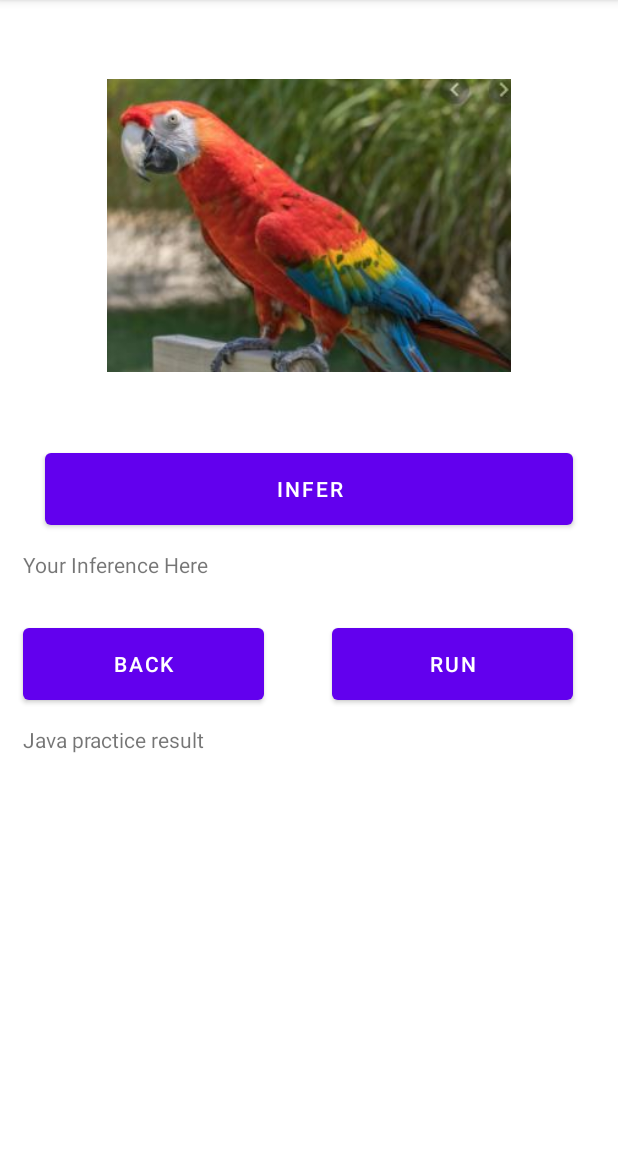
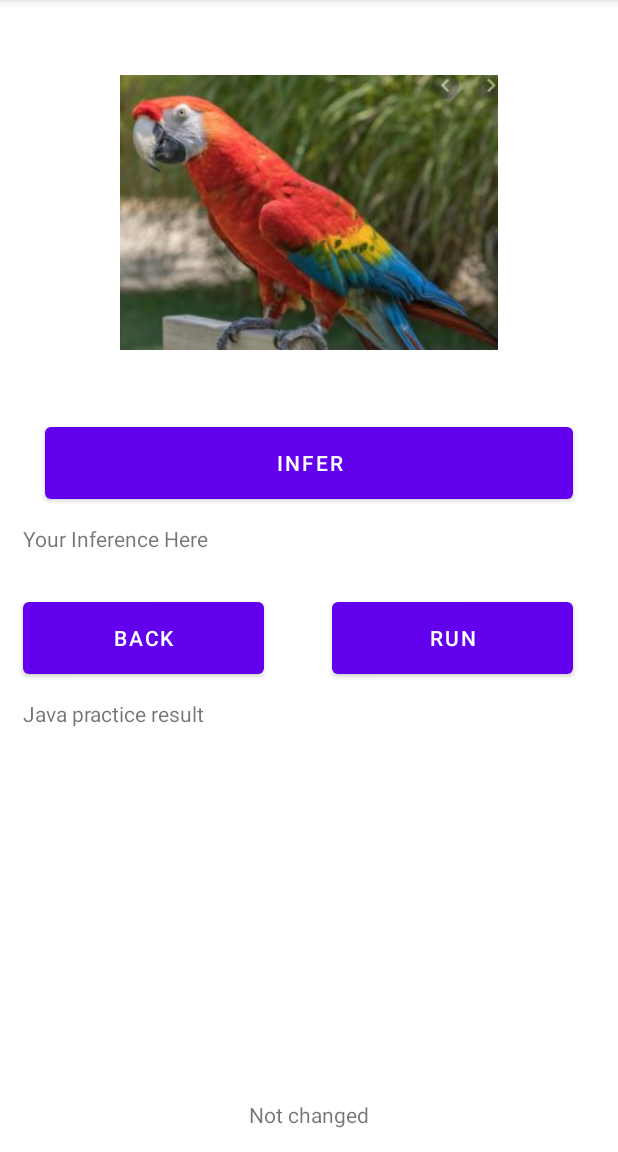
Before and after one commit to LateButSteady/PytorchMobile, an Android app: the screen it shows after launch (SubActivity_Test), after a tap on "TEST", on a phone screen of 412 x 824 dp, the part 84-1236 px from its top. Run offline under Robolectric (Android 15) with nearby library versions, the phone set to English and light mode, and no system bars; libraries missing offline, so code that uses them is left out: org.pytorch, org.pytorch.torchvision; pictures from the network do not load; 3 statements that could not run were skipped.

Commit message:
Added C++

```diff
--- a/app/src/main/java/com/example/jwkim/kr/pytorchmobile/MainActivity.java
+++ b/app/src/main/java/com/example/jwkim/kr/pytorchmobile/MainActivity.java
@@ -28,6 +28,15 @@
     TextView text_manufacturer = null;
     TextView text_model = null;
 
+    // 왜 subactivity_test에서는 반영이 안되었을까
+    TextView text_cpp;
+
+    public native String helloWorld();  // cpp_code.cpp에 있는 native method 선언
+    // lib load하기
+    static {
+        System.loadLibrary("cpp_code");  // .cpp 파일 이름 (모듈 name)
+    }
+
 
     @Override
     protected void onCreate(Bundle savedInstanceState) {
@@ -55,6 +64,10 @@
         Log.i(getString(R.string.tag), "Market model name is \"" + Build.MODEL + "\"");
         Log.i(getString(R.string.tag), "Device name is \"" + Build.DEVICE + "\"");
 
+
+        text_cpp = findViewById(R.id.text_cpp);
+        String aaa = helloWorld();
+        text_cpp.setText(aaa);
     }
 
     // 여러개 버튼 처리
--- a/app/src/main/java/com/example/jwkim/kr/pytorchmobile/SubActivity_Test.java
+++ b/app/src/main/java/com/example/jwkim/kr/pytorchmobile/SubActivity_Test.java
@@ -38,6 +38,9 @@
     ImageView imgView_stillshot_processed;
     ImageView imgView_stillshot_org;
     //-----
+    //TextView text_cpp;
+
+
 
     @Override
     protected void onCreate(Bundle savedInstanceState) {
@@ -46,6 +49,7 @@
 
         imgView_stillshot_processed = findViewById(R.id.imgView_stillshot_processed);
         imgView_stillshot_org = findViewById(R.id.imgView_stillshot_org);
+        //text_cpp = findViewById(R.id.text_cpp);
 
         try {
             bitmap = BitmapFactory.decodeStream(getAssets().open("macaw.JPG")); // 대소문자 중요
--- a/app/src/main/res/layout/activity_sub_test.xml
+++ b/app/src/main/res/layout/activity_sub_test.xml
@@ -75,7 +75,7 @@
         android:layout_marginEnd="15dp"
         android:layout_marginBottom="15dp"
         android:text="Java practice result"
-        app:layout_constraintBottom_toBottomOf="parent"
+        app:layout_constraintBottom_toTopOf="@id/text_cpp"
         app:layout_constraintEnd_toEndOf="parent"
         app:layout_constraintStart_toStartOf="parent"
         app:layout_constraintTop_toBottomOf="@+id/btn_Run" />
@@ -95,4 +95,15 @@
         app:layout_constraintStart_toStartOf="parent"
         app:layout_constraintTop_toBottomOf="@+id/text_InferResult" />
 
+    <TextView
+        android:id="@+id/text_cpp"
+        android:layout_width="wrap_content"
+        android:layout_height="wrap_content"
+        android:text="Not changed"
+        android:layout_marginBottom="15dp"
+        app:layout_constraintStart_toStartOf="parent"
+        app:layout_constraintEnd_toEndOf="parent"
+        app:layout_constraintTop_toBottomOf="@id/text_RunResult"
+        app:layout_constraintBottom_toBottomOf="parent" />
+
 </androidx.constraintlayout.widget.ConstraintLayout>
```
Also changed, not shown: app/src/main/res/layout/activity_main.xml (+11 -0 lines), 1 other file.
